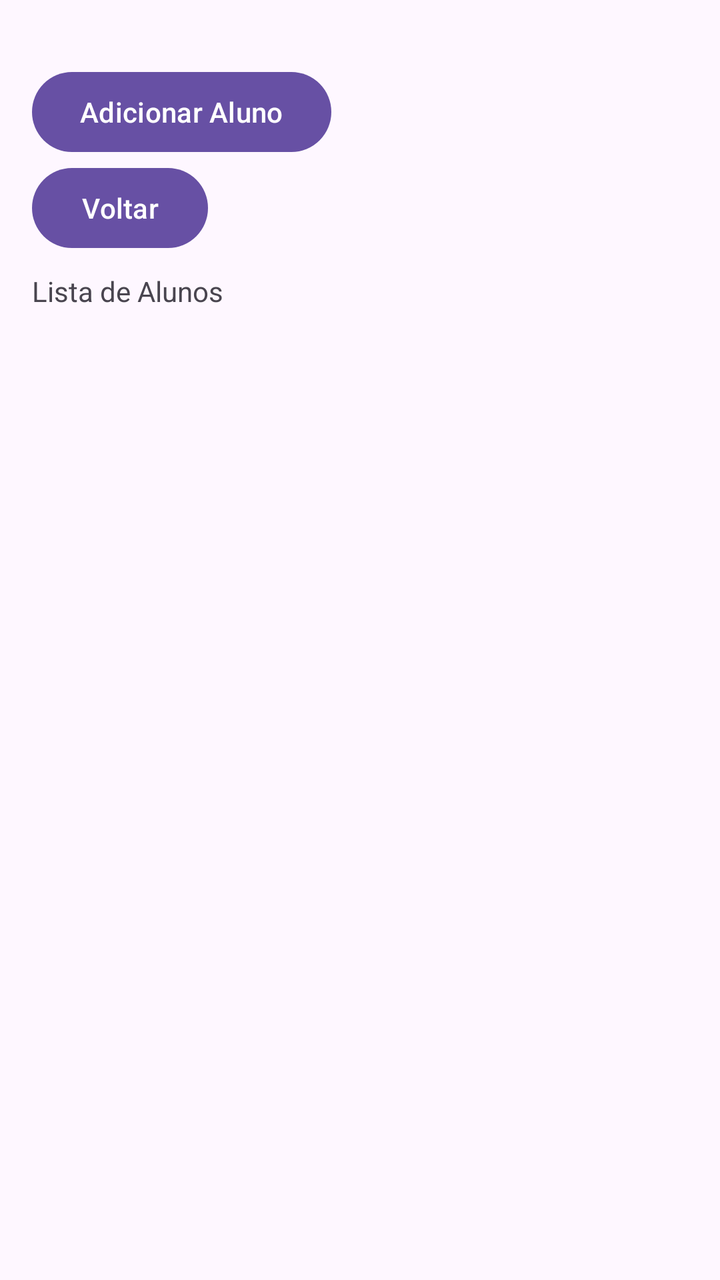
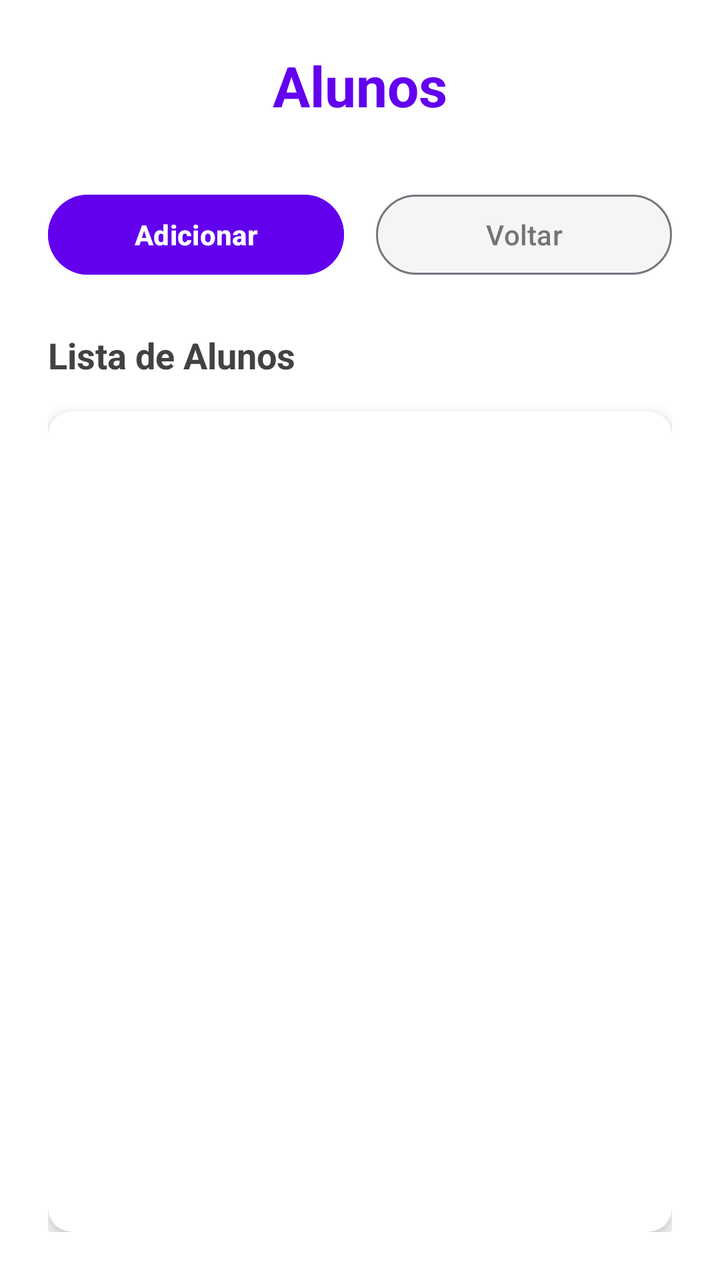

An Android layout rendered at two revisions. The XML below is the earlier revision; the diff shows what the commit changed to produce the second picture.
<!-- AndroidManifest.xml: application theme Theme.TrabalhoIII -->
<!-- res/layout/activity_aluno.xml -->
<?xml version="1.0" encoding="utf-8"?>
<LinearLayout xmlns:android="http://schemas.android.com/apk/res/android"
    android:id="@+id/activity_aluno"
    android:layout_width="match_parent"
    android:layout_height="match_parent"
    android:orientation="vertical"
    android:padding="16dp">

    <Button
        android:id="@+id/buttonAdicionarAluno"
        android:layout_width="wrap_content"
        android:layout_height="wrap_content"
        android:layout_marginTop="16dp"
        android:text="Adicionar Aluno"/>

    <Button
        android:id="@+id/buttonVoltarAluno"
        android:layout_width="wrap_content"
        android:layout_height="wrap_content"
        android:text="Voltar"/>
    
    <TextView
        android:id="@+id/tvAlunosList"
        android:layout_width="match_parent"
        android:layout_height="wrap_content"
        android:text="Lista de Alunos"
        android:layout_marginTop="8dp"
        android:layout_marginBottom="8dp"/>

    <ListView
        android:id="@+id/listViewAlunos"
        android:layout_width="match_parent"
        android:layout_height="wrap_content"/>

</LinearLayout>
<!-- resources referenced by this layout -->
<resources>
  <style name="Theme.TrabalhoIII" parent="Base.Theme.TrabalhoIII" />
  <style name="Base.Theme.TrabalhoIII" parent="Theme.Material3.DayNight.NoActionBar">
          
          
      </style>
</resources>

<!-- the commit's change to res/layout/activity_aluno.xml (unified diff, before → after) -->
@@ -1,35 +1,84 @@
 <?xml version="1.0" encoding="utf-8"?>
 <LinearLayout xmlns:android="http://schemas.android.com/apk/res/android"
+    xmlns:app="http://schemas.android.com/apk/res-auto"
     android:id="@+id/activity_aluno"
     android:layout_width="match_parent"
     android:layout_height="match_parent"
     android:orientation="vertical"
-    android:padding="16dp">
+    android:background="#FFFFFF"
+    android:padding="24dp">
 
-    <Button
-        android:id="@+id/buttonAdicionarAluno"
-        android:layout_width="wrap_content"
+    
+    <TextView
+        android:layout_width="match_parent"
         android:layout_height="wrap_content"
-        android:layout_marginTop="16dp"
-        android:text="Adicionar Aluno"/>
+        android:text="Alunos"
+        android:textSize="28sp"
+        android:textStyle="bold"
+        android:textColor="#6200EE"
+        android:gravity="center"
+        android:layout_marginBottom="32dp" />
 
-    <Button
-        android:id="@+id/buttonVoltarAluno"
-        android:layout_width="wrap_content"
+    
+    <LinearLayout
+        android:layout_width="match_parent"
         android:layout_height="wrap_content"
-        android:text="Voltar"/>
+        android:orientation="horizontal"
+        android:layout_marginBottom="24dp">
+
+        <Button
+            android:id="@+id/buttonAdicionarAluno"
+            android:layout_width="0dp"
+            android:layout_height="wrap_content"
+            android:layout_weight="1"
+            android:layout_marginEnd="8dp"
+            android:text="Adicionar"
+            android:textColor="#FFFFFF"
+            android:backgroundTint="#6200EE"
+            android:textStyle="bold"
+            style="@style/Widget.Material3.Button" />
+
+        <Button
+            android:id="@+id/buttonVoltarAluno"
+            android:layout_width="0dp"
+            android:layout_height="wrap_content"
+            android:layout_weight="1"
+            android:layout_marginStart="8dp"
+            android:text="Voltar"
+            android:textColor="#757575"
+            android:backgroundTint="#F5F5F5"
+            style="@style/Widget.Material3.Button.OutlinedButton" />
+
+    </LinearLayout>
+
     
     <TextView
         android:id="@+id/tvAlunosList"
         android:layout_width="match_parent"
         android:layout_height="wrap_content"
         android:text="Lista de Alunos"
-        android:layout_marginTop="8dp"
-        android:layout_marginBottom="8dp"/>
+        android:textSize="18sp"
+        android:textStyle="bold"
+        android:textColor="#424242"
+        android:layout_marginBottom="16dp" />
 
-    <ListView
-        android:id="@+id/listViewAlunos"
+    
+    <androidx.cardview.widget.CardView
         android:layout_width="match_parent"
-        android:layout_height="wrap_content"/>
+        android:layout_height="0dp"
+        android:layout_weight="1"
+        app:cardCornerRadius="12dp"
+        app:cardElevation="4dp"
+        app:cardBackgroundColor="#FFFFFF">
+
+        <ListView
+            android:id="@+id/listViewAlunos"
+            android:layout_width="match_parent"
+            android:layout_height="match_parent"
+            android:divider="#E0E0E0"
+            android:dividerHeight="1dp"
+            android:padding="8dp" />
+
+    </androidx.cardview.widget.CardView>
 
 </LinearLayout>
